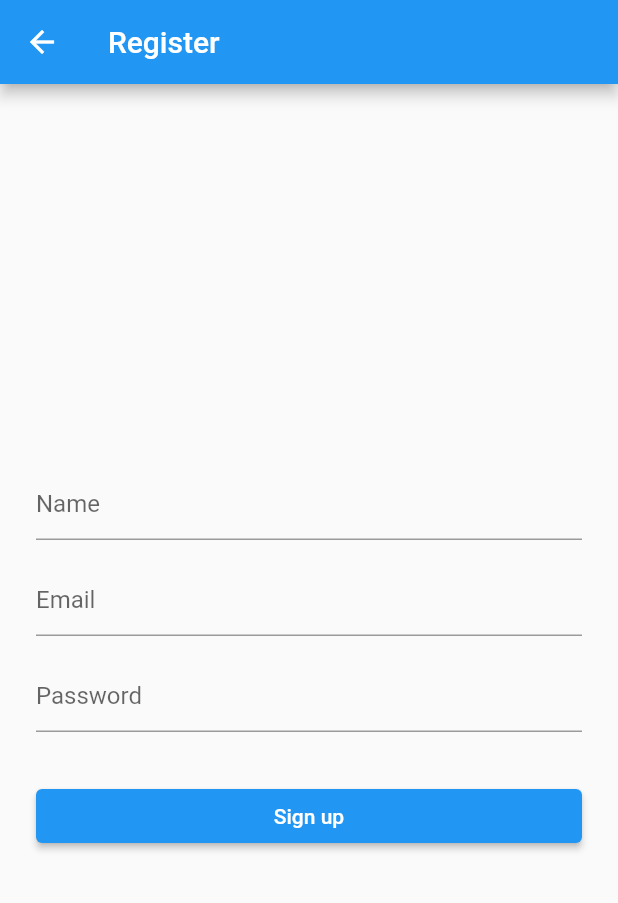
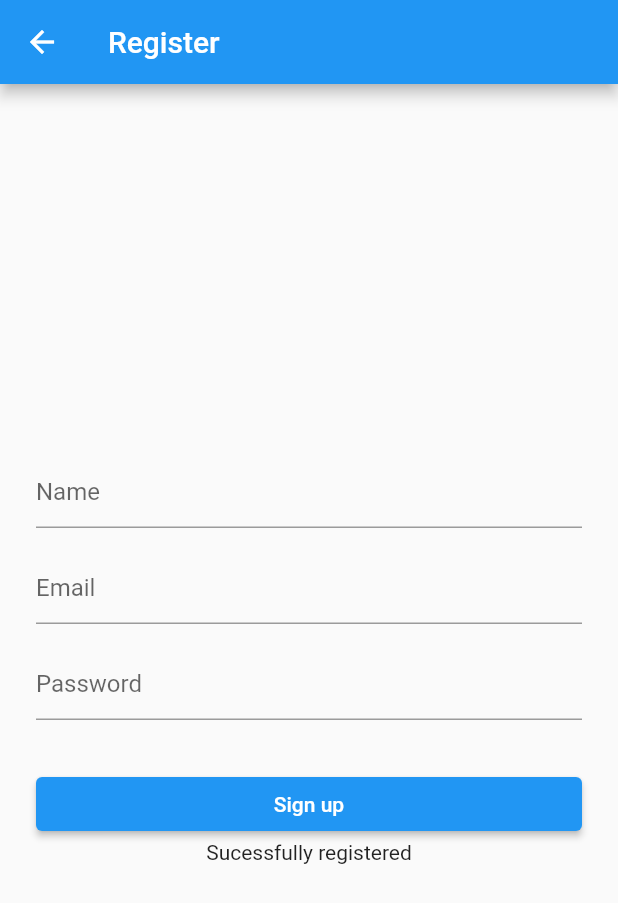
Before and after one commit to Georgi1914/Olympus-Glory, a Flutter app: the RegisterPage screen opened directly, after a tap on "Sign up", on a phone screen of 412 x 824 dp. Shown: the top 903 px of the screen. Run offline on Flutter 3.47's test engine with Material 2 defaults, Android fonts, the phone set to English and light mode, and no system bars; our stand-ins replace firebase_auth, firebase_core; accounts and stored records are empty; network calls fail.

Commit message:
Added login and registration messages and added a method to get the current user

```diff
--- a/rocket_booker/lib/userbased/RegisterPage.dart
+++ b/rocket_booker/lib/userbased/RegisterPage.dart
@@ -23,6 +23,7 @@ class _RegisterPageState extends State<RegisterPage> {
   final _focusPassword = FocusNode();
 
   bool _isProcessing = false;
+  late String _registrationMessage = " ";
 
   @override
   Widget build(BuildContext context) {
@@ -121,7 +122,11 @@ class _RegisterPageState extends State<RegisterPage> {
 
                                         setState(() {
                                           _isProcessing = false;
+                                          _registrationMessage =
+                                              "Sucessfully registered";
                                         });
+                                      } else {
+                                        _isProcessing = false;
                                       }
                                     },
                                     child: Text(
@@ -131,7 +136,8 @@ class _RegisterPageState extends State<RegisterPage> {
                                   ),
                                 ),
                               ],
-                            )
+                            ),
+                      Text(_registrationMessage),
                     ],
                   ),
                 )
```
Also changed, not shown: rocket_booker/lib/userbased/LoginPage.dart (+33 -19 lines).
